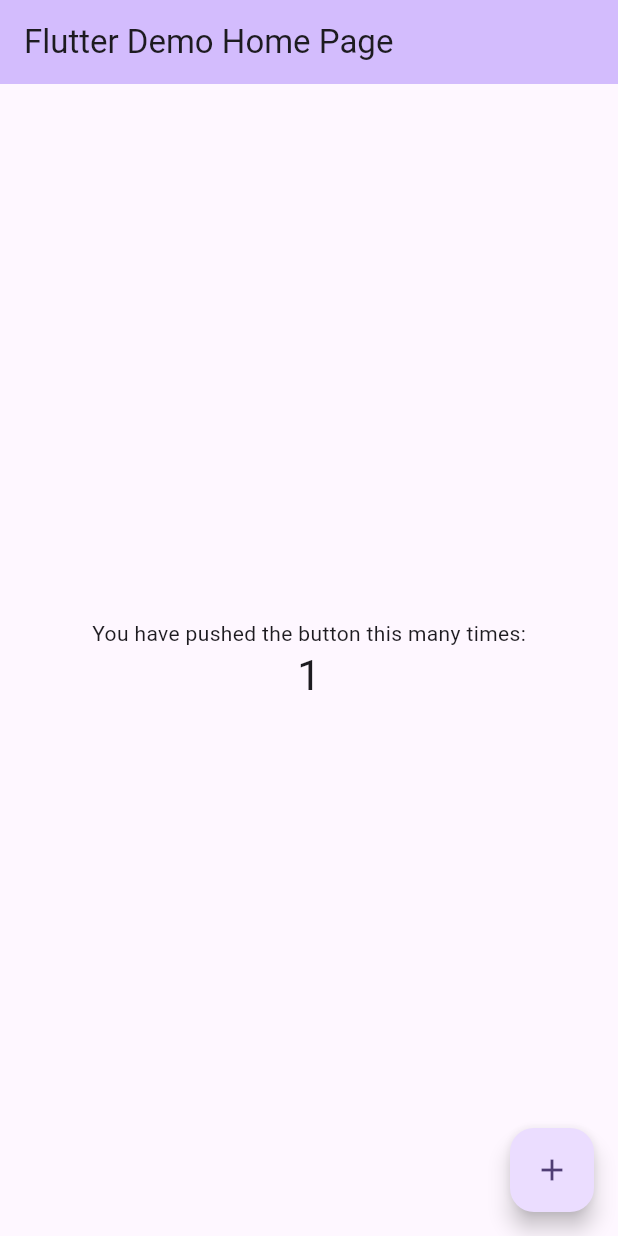
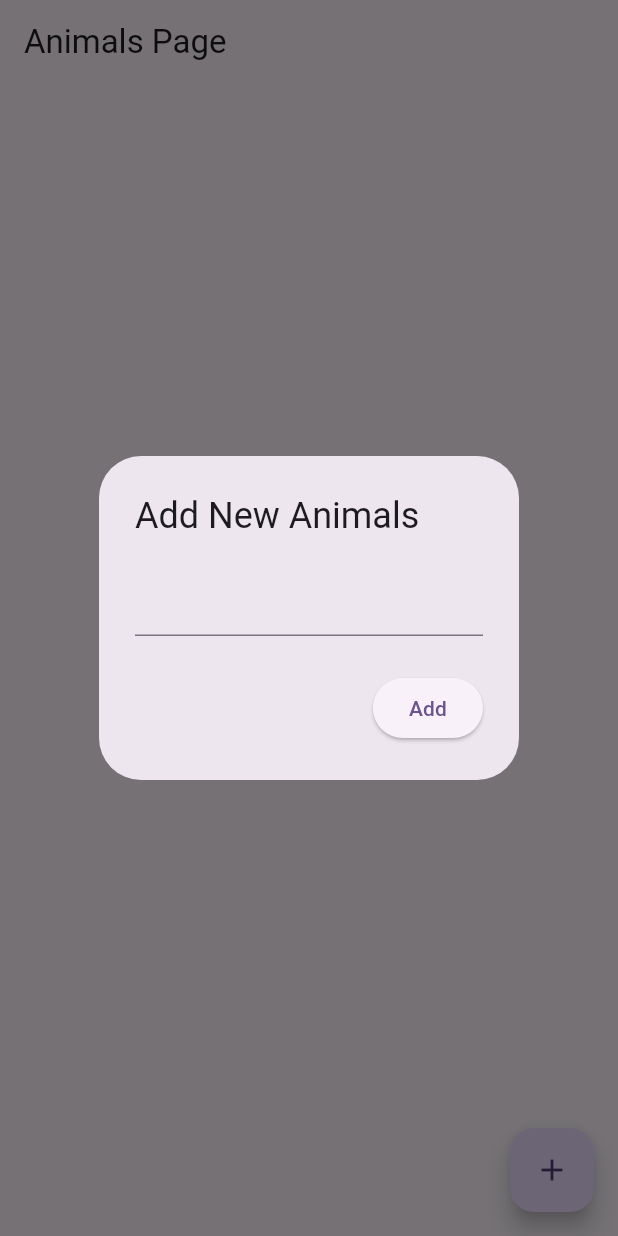
Before and after one commit to praditia12/Flutter-State-Provider, a Flutter app: the screen it shows after launch, after a tap on the "add" icon, on a phone screen of 412 x 824 dp. Run offline on Flutter 3.47's test engine with Material 3 defaults, Android fonts, the phone set to English and light mode, and no system bars.

Commit message:
impl todo single provider

```diff
--- /dev/null
+++ b/lib/animals_page.dart
@@ -0,0 +1,72 @@
+import 'package:flutter/material.dart';
+import 'package:provider/provider.dart';
+import 'package:state_provider/todo_provider.dart';
+
+class AnimalsPage extends StatelessWidget {
+  const AnimalsPage({super.key});
+
+  @override
+  Widget build(BuildContext context) {
+    return Scaffold(
+      appBar: AppBar(
+        title: const Text('Animals Page'),
+      ),
+      body: Consumer<TodoProvider>(builder: (_, todoProvider, __) {
+        List<String> animals = todoProvider.animals;
+        if (animals.isEmpty) {
+          return const Center(
+            child: Text('Belum Ada Hewan'),
+          );
+        }
+        return ListView.builder(
+          itemCount: animals.length,
+          itemBuilder: (context, index) {
+            String animal = animals[index];
+            return ListTile(
+              leading: CircleAvatar(
+                child: Text('${index + 1}'),
+              ),
+              title: Text(animal),
+              trailing: IconButton(
+                icon: const Icon(Icons.delete),
+                onPressed: () {
+                  context.read<TodoProvider>().remove(index);
+                },
+              ),
+            );
+          },
+        );
+      }),
+      floatingActionButton: FloatingActionButton(
+        onPressed: () {
+          buildAddAnimals(context);
+        },
+        child: const Icon(Icons.add),
+      ),
+    );
+  }
+
+  buildAddAnimals(context) {
+    final edtAnimals = TextEditingController();
+    showDialog(
+      context: context,
+      builder: (context) {
+        return AlertDialog(
+          title: const Text('Add New Animals'),
+          content: TextField(
+            controller: edtAnimals,
+          ),
+          actions: [
+            ElevatedButton(
+              onPressed: () {
+                context.read<TodoProvider>().add(edtAnimals.text);
+                Navigator.pop(context);
+              },
+              child: const Text("Add"),
+            )
+          ],
+        );
+      },
+    );
+  }
+}
--- a/lib/main.dart
+++ b/lib/main.dart
@@ -1,125 +1,27 @@
 import 'package:flutter/material.dart';
+import 'package:provider/provider.dart';
+import 'package:state_provider/animals_page.dart';
+import 'package:state_provider/todo_provider.dart';
 
 void main() {
-  runApp(const MyApp());
+  runApp(ChangeNotifierProvider(
+    create: (BuildContext context) => TodoProvider(),
+    child: const MyApp(),
+  ));
 }
 
 class MyApp extends StatelessWidget {
   const MyApp({super.key});
 
-  // This widget is the root of your application.
   @override
   Widget build(BuildContext context) {
     return MaterialApp(
       title: 'Flutter Demo',
       theme: ThemeData(
-        // This is the theme of your application.
-        //
-        // TRY THIS: Try running your application with "flutter run". You'll see
-        // the application has a blue toolbar. Then, without quitting the app,
-        // try changing the seedColor in the colorScheme below to Colors.green
-        // and then invoke "hot reload" (save your changes or press the "hot
-        // reload" button in a Flutter-supported IDE, or press "r" if you used
-        // the command line to start the app).
-        //
-        // Notice that the counter didn't reset back to zero; the application
-        // state is not lost during the reload. To reset the state, use hot
-        // restart instead.
-        //
-        // This works for code too, not just values: Most code changes can be
-        // tested with just a hot reload.
         colorScheme: ColorScheme.fromSeed(seedColor: Colors.deepPurple),
         useMaterial3: true,
       ),
-      home: const MyHomePage(title: 'Flutter Demo Home Page'),
+      home: const AnimalsPage(),
     );
   }
 }
-
-class MyHomePage extends StatefulWidget {
-  const MyHomePage({super.key, required this.title});
-
-  // This widget is the home page of your application. It is stateful, meaning
-  // that it has a State object (defined below) that contains fields that affect
-  // how it looks.
-
-  // This class is the configuration for the state. It holds the values (in this
-  // case the title) provided by the parent (in this case the App widget) and
-  // used by the build method of the State. Fields in a Widget subclass are
-  // always marked "final".
-
-  final String title;
-
-  @override
-  State<MyHomePage> createState() => _MyHomePageState();
-}
-
-class _MyHomePageState extends State<MyHomePage> {
-  int _counter = 0;
-
-  void _incrementCounter() {
-    setState(() {
-      // This call to setState tells the Flutter framework that something has
-      // changed in this State, which causes it to rerun the build method below
-      // so that the display can reflect the updated values. If we changed
-      // _counter without calling setState(), then the build method would not be
-      // called again, and so nothing would appear to happen.
-      _counter++;
-    });
-  }
-
-  @override
-  Widget build(BuildContext context) {
-    // This method is rerun every time setState is called, for instance as done
-    // by the _incrementCounter method above.
-    //
-    // The Flutter framework has been optimized to make rerunning build methods
-    // fast, so that you can just rebuild anything that needs updating rather
-    // than having to individually change instances of widgets.
-    return Scaffold(
-      appBar: AppBar(
-        // TRY THIS: Try changing the color here to a specific color (to
-        // Colors.amber, perhaps?) and trigger a hot reload to see the AppBar
-        // change color while the other colors stay the same.
-        backgroundColor: Theme.of(context).colorScheme.inversePrimary,
-        // Here we take the value from the MyHomePage object that was created by
-        // the App.build method, and use it to set our appbar title.
-        title: Text(widget.title),
-      ),
-      body: Center(
-        // Center is a layout widget. It takes a single child and positions it
-        // in the middle of the parent.
-        child: Column(
-          // Column is also a layout widget. It takes a list of children and
-          // arranges them vertically. By default, it sizes itself to fit its
-          // children horizontally, and tries to be as tall as its parent.
-          //
-          // Column has various properties to control how it sizes itself and
-          // how it positions its children. Here we use mainAxisAlignment to
-          // center the children vertically; the main axis here is the vertical
-          // axis because Columns are vertical (the cross axis would be
-          // horizontal).
-          //
-          // TRY THIS: Invoke "debug painting" (choose the "Toggle Debug Paint"
-          // action in the IDE, or press "p" in the console), to see the
-          // wireframe for each widget.
-          mainAxisAlignment: MainAxisAlignment.center,
-          children: <Widget>[
-            const Text(
-              'You have pushed the button this many times:',
-            ),
-            Text(
-              '$_counter',
-              style: Theme.of(context).textTheme.headlineMedium,
-            ),
-          ],
-        ),
-      ),
-      floatingActionButton: FloatingActionButton(
-        onPressed: _incrementCounter,
-        tooltip: 'Increment',
-        child: const Icon(Icons.add),
-      ), // This trailing comma makes auto-formatting nicer for build methods.
-    );
-  }
-}
--- /dev/null
+++ b/lib/todo_provider.dart
@@ -0,0 +1,16 @@
+import 'package:flutter/material.dart';
+
+class TodoProvider extends ChangeNotifier {
+  final List<String> _animals = [];
+  List<String> get animals => _animals;
+
+  add(String n) {
+    _animals.add(n);
+    notifyListeners();
+  }
+
+  remove(int i) {
+    _animals.removeAt(i);
+    notifyListeners();
+  }
+}
```
